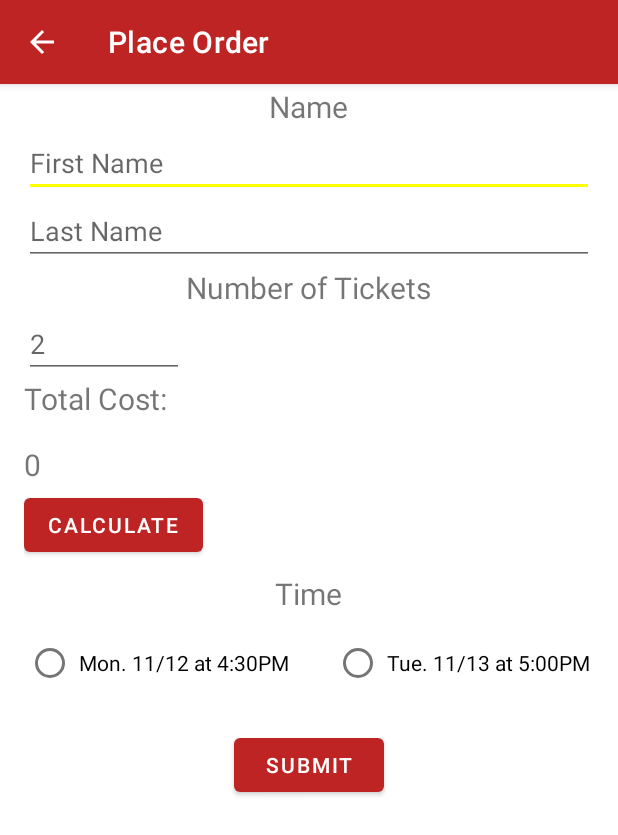
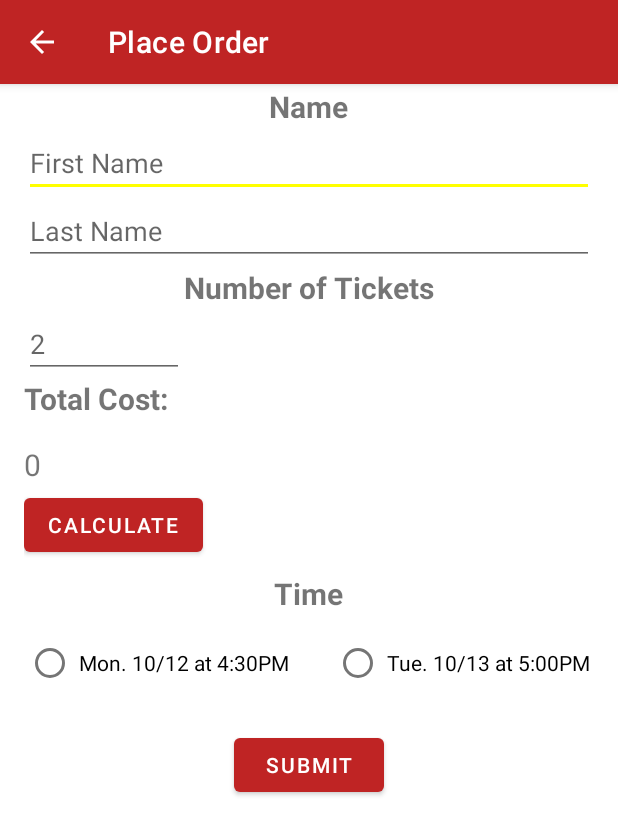
Before and after one commit to LDickman/Dickman_Final_Practical, an Android app: the DetailFragment screen opened through its navigation route, after a tap on "ORDER TICKETS", on a phone screen of 412 x 824 dp. Shown: the top 835 px of the screen. Run offline under Robolectric (Android 15) with nearby library versions, the phone set to English and light mode, and no system bars; our stand-ins replace navigation-ui.

Commit message:
Made a few changes with the date from 11 to 10. And refactored more strings. Also bolded words. Also added a method call calculate, in case the person does not hit calculate button

```diff
--- a/app/src/main/java/com/zybooks/dickman_final_practical/PlaceOrderActivity.java
+++ b/app/src/main/java/com/zybooks/dickman_final_practical/PlaceOrderActivity.java
@@ -54,6 +54,7 @@ public class PlaceOrderActivity extends AppCompatActivity {
             public void onClick(View v) {
                 people = num_tickets.getText().toString();
                 full_name = firstName.getText().toString() +" "+LastName.getText().toString();
+                total_cost = String.format("%.2f", calculate());
                 int checkedId = time_select_radio_group.getCheckedRadioButtonId();
                 if (checkedId == R.id.late_time_radio_button) {
                     time = time_select_late.getText().toString();
@@ -67,13 +68,16 @@ public class PlaceOrderActivity extends AppCompatActivity {
     }
 
     public void calculateClick(View view) {
+        Double total = calculate();
+        total_cost_view.setText(String.format("%.2f", total));
+    }
+
+    public double calculate() {
         //get entered texts from the edittexts,and convert to integers.
         Double value1 = Double.parseDouble(cost_ticket);
         Integer value2 = Integer.parseInt(num_tickets.getText().toString());
         //do the calculation
         Double calculatedValue = (value2*value1);
-        //set the value to the textview, to display on screen.
-        total_cost = String.format("%.2f", calculatedValue);
-        total_cost_view.setText(String.format("%.2f", calculatedValue));
+        return calculatedValue;
     }
 }
--- a/app/src/main/res/layout-land/activity_place_order.xml
+++ b/app/src/main/res/layout-land/activity_place_order.xml
@@ -13,7 +13,7 @@
         android:layout_gravity="center"
         android:layout_marginTop="0dp"
         android:gravity="left"
-        android:text="@string/userName"
+        android:text="@string/userName_textView"
         android:textSize="25dp"
         android:textStyle="bold"/>
 
@@ -28,7 +28,7 @@
             android:layout_height="match_parent"
             android:layout_marginTop="0dp"
             android:layout_marginLeft="50dp"
-            android:hint="@string/first_name" />
+            android:hint="@string/first_name_hint" />
 
         <EditText
             android:id="@+id/submit_Last_name"
@@ -37,7 +37,7 @@
             android:layout_marginLeft="100dp"
             android:layout_marginRight="10dp"
             android:layout_marginTop="0dp"
-            android:hint="@string/last_name" />
+            android:hint="@string/last_name_hint" />
 
     </LinearLayout>
 
@@ -48,7 +48,7 @@
         android:layout_gravity="center"
         android:layout_marginTop="0dp"
         android:gravity="left"
-        android:text="Number of Tickets"
+        android:text="@string/number_of_tickets_textView"
         android:textSize="25dp"
         android:textStyle="bold"/>
 
@@ -64,7 +64,7 @@
         android:inputType="number"
         android:ems="5"
         android:importantForAutofill="no"
-        android:hint="2" />
+        android:hint="@string/num_ticket_hint" />
 
         <TextView
             android:id="@+id/totalView"
@@ -73,7 +73,7 @@
             android:layout_gravity="center"
             android:layout_marginLeft="100dp"
             android:layout_marginTop="0dp"
-            android:text="Total Cost:"
+            android:text="@string/total_cost_TextView"
             android:textSize="20dp"
             android:textStyle="bold"/>
 
@@ -94,7 +94,7 @@
             android:layout_marginBottom="0dp"
             android:layout_marginLeft="100dp"
             android:onClick="calculateClick"
-            android:text="Calculate" />
+            android:text="@string/calculate" />
 
     </LinearLayout>
 
@@ -105,7 +105,7 @@
         android:layout_gravity="center"
         android:layout_marginTop="0dp"
         android:gravity="center"
-        android:text="Time"
+        android:text="@string/time"
         android:textSize="25dp"
         android:textStyle="bold"/>
 
@@ -143,6 +143,6 @@
         android:layout_gravity="center"
         android:layout_marginTop="5dp"
         android:layout_marginBottom="0dp"
-        android:text="Submit" />
+        android:text="@string/submit" />
 
 </LinearLayout>
--- a/app/src/main/res/layout/activity_place_order.xml
+++ b/app/src/main/res/layout/activity_place_order.xml
@@ -12,22 +12,23 @@
         android:layout_height="30dp"
         android:layout_gravity="center"
         android:layout_marginTop="0dp"
-        android:text="@string/userName"
+        android:text="@string/userName_textView"
         android:textSize="20dp"
-        android:gravity="center"/>
+        android:gravity="center"
+        android:textStyle="bold"/>
 
     <EditText
         android:id="@+id/submit_First_name"
         android:layout_marginTop="0dp"
         android:layout_width="match_parent"
         android:layout_height="wrap_content"
-        android:hint="@string/first_name" />
+        android:hint="@string/first_name_hint" />
     <EditText
         android:id="@+id/submit_Last_name"
         android:layout_marginTop="0dp"
         android:layout_width="match_parent"
         android:layout_height="wrap_content"
-        android:hint="@string/last_name" />
+        android:hint="@string/last_name_hint" />
 
     <TextView
         android:id="@+id/tickets"
@@ -35,9 +36,10 @@
         android:layout_height="30dp"
         android:layout_gravity="center"
         android:layout_marginTop="0dp"
-        android:text="Number of Tickets"
+        android:text="@string/number_of_tickets"
         android:textSize="20dp"
-        android:gravity="center"/>
+        android:gravity="center"
+        android:textStyle="bold"/>
 
     <EditText
         android:id="@+id/num_attend_edit_text"
@@ -46,7 +48,7 @@
         android:inputType="number"
         android:ems="5"
         android:importantForAutofill="no"
-        android:hint="2" />
+        android:hint="@string/hint_num_tickets" />
 
     <TextView
         android:id="@+id/totalView"
@@ -54,8 +56,9 @@
         android:layout_height="44dp"
         android:layout_gravity="left"
         android:layout_marginTop="0dp"
-        android:text="Total Cost:"
-        android:textSize="20dp"/>
+        android:text="@string/total_cost"
+        android:textSize="20dp"
+        android:textStyle="bold"/>
 
     <TextView
         android:id="@+id/total_cost_cal"
@@ -72,7 +75,7 @@
         android:layout_height="wrap_content"
         android:layout_marginBottom="0dp"
         android:onClick="calculateClick"
-        android:text="Calculate" />
+        android:text="@string/calculate" />
 
     <TextView
         android:id="@+id/time"
@@ -80,9 +83,10 @@
         android:layout_height="44dp"
         android:layout_gravity="center"
         android:layout_marginTop="0dp"
-        android:text="Time"
+        android:text="@string/time"
         android:textSize="20dp"
-        android:gravity="center"/>
+        android:gravity="center"
+        android:textStyle="bold"/>
 
     <RadioGroup
         android:id="@+id/time_radio_group"
--- a/app/src/main/res/values/strings.xml
+++ b/app/src/main/res/values/strings.xml
@@ -8,9 +8,21 @@
     <string name="activity_name">Concert Selection</string>
     <string name="final_activity_name">Place Tickets</string>
     <string name="order_tickets">Order Tickets</string>
-    <string name="userName">Name</string>
-    <string name="first_name">First Name</string>
-    <string name="last_name">Last Name</string>
+    <string name="userName_textView">Name</string>
+    <string name="first_name_hint">First Name</string>
+    <string name="last_name_hint">Last Name</string>
+    <string name="time">Time</string>
+    <string name="calculate">Calculate</string>
+    <string name="total_cost_TextView">Total Cost:</string>
+    <string name="number_of_tickets_textView">Number of Tickets</string>
+    <string name="num_ticket_hint">2</string>
+    <string name="submit">Submit</string>
+    <string name="concet_venue">Lawrenceburg Event Center</string>
+    <string name="select_concert">Select Concert</string>
+    <string name="phone_number">1-812-754-9422</string>
+    <string name="number_of_tickets">Number of Tickets</string>
+    <string name="hint_num_tickets">2</string>
+    <string name="total_cost">Total Cost:</string>
 
     <string-array name="bands">
         <item>Fall Out Boy</item>
@@ -36,23 +48,23 @@
     <string-array name="times">
         <item>
             <item>"Times: "\n</item>
-            <item>"Mon. 11/12 at 4:30PM"\n</item>
-            <item>"Tue. 11/13 at 5:00PM"\n</item>
+            <item>"Mon. 10/12 at 4:30PM"\n</item>
+            <item>"Tue. 10/13 at 5:00PM"\n</item>
         </item>
         <item>
             <item>Times:"\n</item>
-            <item>Weds. 11/14 at 4:30PM"\n</item>
-            <item>Thurs. 11/15 at 5:00PM"\n</item>
+            <item>Weds. 10/14 at 4:30PM"\n</item>
+            <item>Thurs. 10/15 at 5:00PM"\n</item>
         </item>
         <item>
             <item>"Times:"\n</item>
-            <item>"Fri. 11/16 at 4:30PM"\n</item>
-            <item>"Sat. 11/17 at 5:00PM"\n</item>
+            <item>"Fri. 10/16 at 4:30PM"\n</item>
+            <item>"Sat. 10/17 at 5:00PM"\n</item>
         </item>
         <item>
             <item>"Times:"\n</item>
-            <item>"Sat. 11/17 at 9:30PM"\n</item>
-            <item>"Sun. 11/13 at 6:00PM"\n</item>
+            <item>"Sat. 10/17 at 9:30PM"\n</item>
+            <item>"Sun. 10/13 at 6:00PM"\n</item>
         </item>
     </string-array>
 
```
